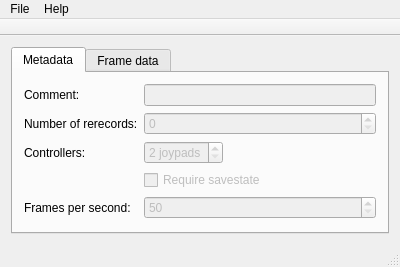
Above: ui/app.ui from WST/gmvprop before the change. Below: the same form after it.
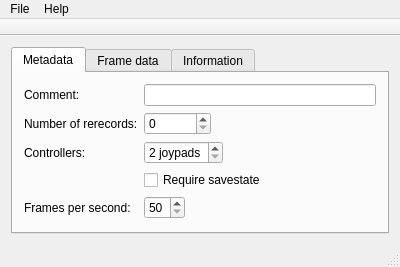
That is the form after the change. Icons and pictures are not drawn.

The edit to the form file:
```diff
--- a/ui/app.ui
+++ b/ui/app.ui
@@ -47,9 +47,6 @@
           </item>
           <item row="0" column="1">
            <widget class="QLineEdit" name="comment">
-            <property name="enabled">
-             <bool>false</bool>
-            </property>
             <property name="maxLength">
              <number>40</number>
             </property>
@@ -64,8 +61,11 @@
           </item>
           <item row="1" column="1">
            <widget class="QSpinBox" name="rerecords">
-            <property name="enabled">
-             <bool>false</bool>
+            <property name="sizePolicy">
+             <sizepolicy hsizetype="Maximum" vsizetype="Fixed">
+              <horstretch>0</horstretch>
+              <verstretch>0</verstretch>
+             </sizepolicy>
             </property>
             <property name="suffix">
              <string/>
@@ -77,9 +77,6 @@
           </item>
           <item row="2" column="1">
            <widget class="QSpinBox" name="tracks">
-            <property name="enabled">
-             <bool>false</bool>
-            </property>
             <property name="sizePolicy">
              <sizepolicy hsizetype="Maximum" vsizetype="Fixed">
               <horstretch>0</horstretch>
@@ -106,9 +103,6 @@
           </item>
           <item row="3" column="1">
            <widget class="QCheckBox" name="savestate">
-            <property name="enabled">
-             <bool>false</bool>
-            </property>
             <property name="text">
              <string>Require savestate</string>
             </property>
@@ -116,8 +110,11 @@
           </item>
           <item row="4" column="1">
            <widget class="QSpinBox" name="fps">
-            <property name="enabled">
-             <bool>false</bool>
+            <property name="sizePolicy">
+             <sizepolicy hsizetype="Maximum" vsizetype="Fixed">
+              <horstretch>0</horstretch>
+              <verstretch>0</verstretch>
+             </sizepolicy>
             </property>
             <property name="minimum">
              <number>50</number>
@@ -164,6 +161,20 @@
         </item>
        </layout>
       </widget>
+      <widget class="QWidget" name="tab_3">
+       <attribute name="title">
+        <string>Information</string>
+       </attribute>
+       <layout class="QVBoxLayout" name="verticalLayout_4">
+        <item>
+         <widget class="QPlainTextEdit" name="plainTextEdit">
+          <property name="plainText">
+           <string>Not implemented also :(</string>
+          </property>
+         </widget>
+        </item>
+       </layout>
+      </widget>
      </widget>
     </item>
    </layout>
```
